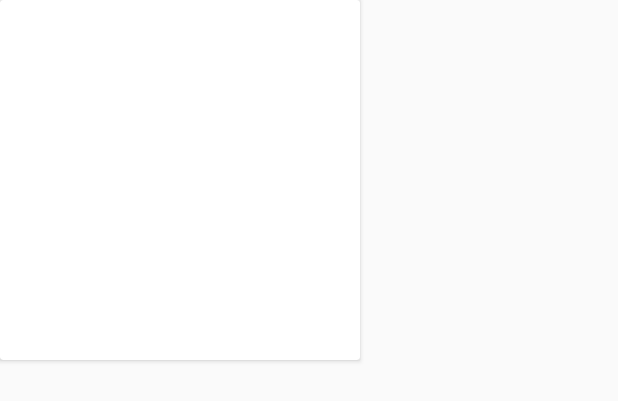
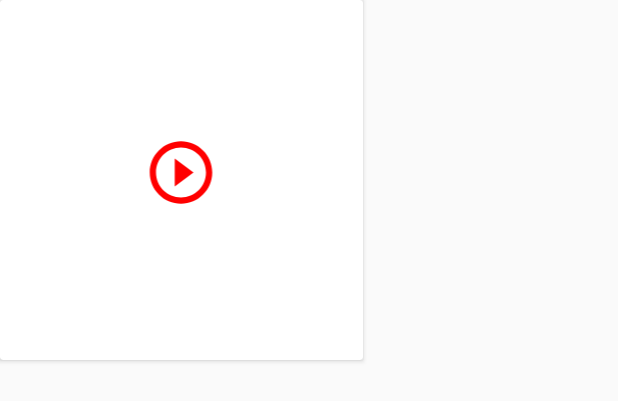
Before and after one commit to samirthebti/ScoopMovies, an Android app: the layout activity_videos.xml on its own in the app's theme, with its tools: preview values and no code run, on a phone screen of 412 x 824 dp. Shown: the top 401 px of the screen. Run offline under Robolectric (Android 15) with nearby library versions, the phone set to English and light mode, and no system bars; network calls fail.

Commit message:
minor ui adjustment

```diff
--- a/app/src/main/java/com/scoopmovies/thesam/scoopmovies/adapter/VideosAdapter.java
+++ b/app/src/main/java/com/scoopmovies/thesam/scoopmovies/adapter/VideosAdapter.java
@@ -46,8 +46,6 @@ public class VideosAdapter extends RecyclerView.Adapter<VideoHolder> {
         Picasso.with(mContext)
                 .load(Utils.getThumbnailUrl(video))
                 .into(holder.videoImageView);
-
-
         Log.d(TAG, "onBindViewHolder: " + Utils.getThumbnailUrl(video));
     }
 
--- /dev/null
+++ b/app/src/main/res/drawable/ic_play_circle.xml
@@ -0,0 +1,9 @@
+<vector xmlns:android="http://schemas.android.com/apk/res/android"
+        android:width="24dp"
+        android:height="24dp"
+        android:viewportWidth="24.0"
+        android:viewportHeight="24.0">
+    <path
+        android:fillColor="#ff0000"
+        android:pathData="M10,16.5l6,-4.5 -6,-4.5v9zM12,2C6.48,2 2,6.48 2,12s4.48,10 10,10 10,-4.48 10,-10S17.52,2 12,2zM12,20c-4.41,0 -8,-3.59 -8,-8s3.59,-8 8,-8 8,3.59 8,8 -3.59,8 -8,8z"/>
+</vector>
--- a/app/src/main/res/layout/activity_videos.xml
+++ b/app/src/main/res/layout/activity_videos.xml
@@ -16,10 +16,26 @@
 
         <ImageView
             android:id="@+id/videoimageview"
+            xmlns:tools="http://schemas.android.com/tools"
             android:layout_width="@dimen/video_width"
             android:layout_height="@dimen/video_width"
+            android:layout_marginRight="@dimen/cardview_default_elevation"
             android:adjustViewBounds="true"
             android:clickable="true"
+            tools:layout_marginRight="?android:attr/previewImage"
             />
+
+        <ImageView
+            android:id="@+id/VideoPreviewPlayButton"
+            android:layout_width="60dp"
+            android:layout_height="60dp"
+            android:layout_gravity="center"
+            android:clickable="true"
+            android:paddingBottom="10dp"
+            android:src="@drawable/ic_play_circle"
+            android:visibility="visible"
+            />
+
+
     </FrameLayout>
 </android.support.v7.widget.CardView>
--- a/app/src/main/res/values/strings.xml
+++ b/app/src/main/res/values/strings.xml
@@ -6,7 +6,6 @@
     <string name="sharedpref">stortedBy</string>
     <string name="positionpref">position</string>
 
-    <string name="overview_text">Lorem ipsumLorem ipsumLorem ipsumLorem ipsumLorem ipsumLorem ipsumLorem ipsumLorem ipsumLorem ipsumLorem ipsumLorem ipsumLorem ipsumLorem ipsumLorem ipsumLorem ipsumLorem ipsumLorem ipsumLorem ipsumLorem ipsumLorem ipsumLorem ipsumLorem ipsumLorem ipsumLorem ipsumLorem ipsumLorem ipsumLorem ipsum</string>
     <string name="overge_total_score">/10</string>
     <string name="reviews">Reviews :</string>
     <string name="traillers">Traillers :</string>
```
Also changed, not shown: app/src/main/res/layout/fragment_detail.xml (+6 -19 lines).
